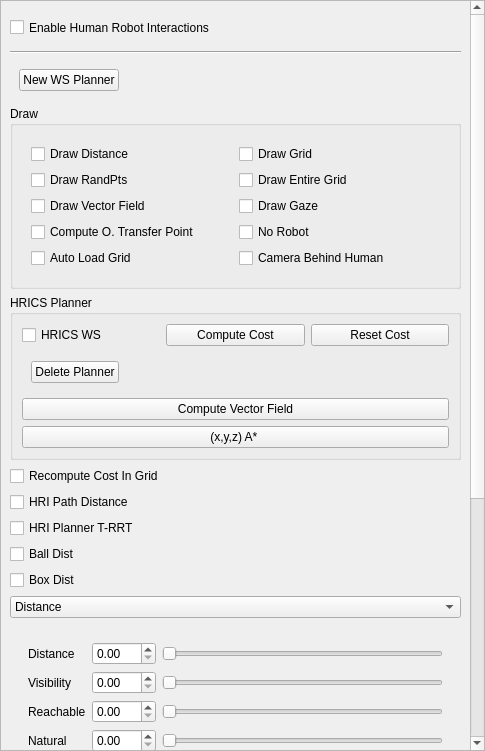
Qt form src/move3d-qt-gui-libs/src/qtMainInterface/sideWidgets/qtHrics.ui (jmainpri/move3d-studio) before a commit.
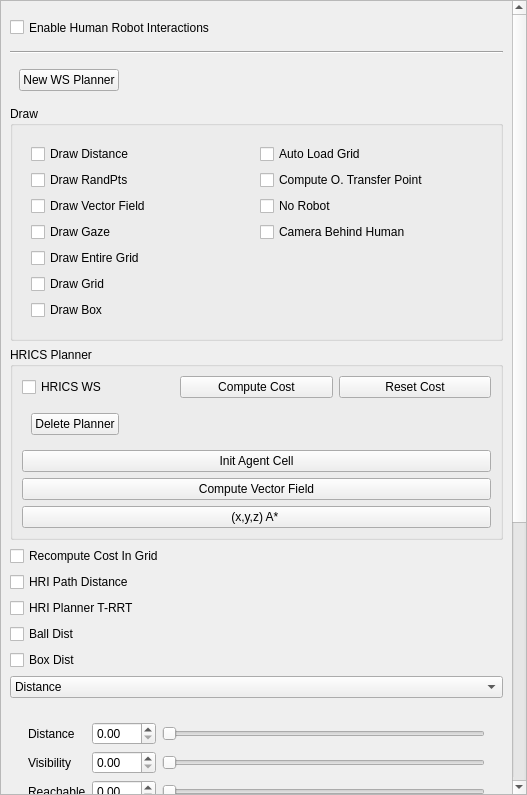
The same form after that commit.

The edit to the form file:
```diff
--- a/src/move3d-qt-gui-libs/src/qtMainInterface/sideWidgets/qtHrics.ui
+++ b/src/move3d-qt-gui-libs/src/qtMainInterface/sideWidgets/qtHrics.ui
@@ -6,8 +6,8 @@
    <rect>
     <x>0</x>
     <y>0</y>
-    <width>485</width>
-    <height>751</height>
+    <width>527</width>
+    <height>795</height>
    </rect>
   </property>
   <property name="windowTitle">
@@ -35,9 +35,9 @@
       <property name="geometry">
        <rect>
         <x>0</x>
-        <y>-490</y>
-        <width>468</width>
-        <height>1239</height>
+        <y>0</y>
+        <width>510</width>
+        <height>1321</height>
        </rect>
       </property>
       <layout class="QVBoxLayout" name="verticalLayout_24">
@@ -103,13 +103,6 @@
                </property>
               </widget>
              </item>
-             <item row="0" column="1">
-              <widget class="QCheckBox" name="checkBoxDrawGrid">
-               <property name="text">
-                <string>Draw Grid</string>
-               </property>
-              </widget>
-             </item>
              <item row="1" column="0">
               <widget class="QCheckBox" name="checkBoxDrawRandPoints">
                <property name="text">
@@ -125,44 +118,58 @@
               </widget>
              </item>
              <item row="3" column="0">
+              <widget class="QCheckBox" name="checkBoxDrawGaze">
+               <property name="text">
+                <string>Draw Gaze</string>
+               </property>
+              </widget>
+             </item>
+             <item row="4" column="0">
+              <widget class="QCheckBox" name="checkBoxEntireGrid">
+               <property name="text">
+                <string>Draw Entire Grid</string>
+               </property>
+              </widget>
+             </item>
+             <item row="5" column="0">
+              <widget class="QCheckBox" name="checkBoxDrawGrid">
+               <property name="text">
+                <string>Draw Grid</string>
+               </property>
+              </widget>
+             </item>
+             <item row="0" column="1">
+              <widget class="QCheckBox" name="checkBoxAutoLoadGrid">
+               <property name="text">
+                <string>Auto Load Grid</string>
+               </property>
+              </widget>
+             </item>
+             <item row="1" column="1">
               <widget class="QCheckBox" name="checkBoxComputeOTP">
                <property name="text">
                 <string>Compute O. Transfer Point</string>
                </property>
               </widget>
              </item>
-             <item row="3" column="1">
+             <item row="2" column="1">
               <widget class="QCheckBox" name="checkBoxHRINoRobot">
                <property name="text">
                 <string>No Robot</string>
                </property>
               </widget>
              </item>
-             <item row="4" column="0">
-              <widget class="QCheckBox" name="checkBoxAutoLoadGrid">
-               <property name="text">
-                <string>Auto Load Grid</string>
-               </property>
-              </widget>
-             </item>
-             <item row="4" column="1">
+             <item row="3" column="1">
               <widget class="QCheckBox" name="checkBoxCameraBehindHuman">
                <property name="text">
                 <string>Camera Behind Human</string>
                </property>
               </widget>
              </item>
-             <item row="2" column="1">
-              <widget class="QCheckBox" name="checkBoxDrawGaze">
+             <item row="6" column="0">
+              <widget class="QCheckBox" name="checkBoxDrawBox">
                <property name="text">
-                <string>Draw Gaze</string>
-               </property>
-              </widget>
-             </item>
-             <item row="1" column="1">
-              <widget class="QCheckBox" name="checkBoxEntireGrid">
-               <property name="text">
-                <string>Draw Entire Grid</string>
+                <string>Draw Box</string>
                </property>
               </widget>
              </item>
@@ -231,20 +238,27 @@
           </item>
           <item>
            <layout class="QGridLayout" name="gridLayout_2">
-            <item row="2" column="0">
+            <item row="3" column="0">
              <widget class="QPushButton" name="pushButtonAStarIn3DGrid">
               <property name="text">
                <string>(x,y,z) A* </string>
               </property>
              </widget>
             </item>
-            <item row="0" column="0">
+            <item row="1" column="0">
              <widget class="QPushButton" name="pushButtonVectorField">
               <property name="text">
                <string>Compute Vector Field</string>
               </property>
              </widget>
             </item>
+            <item row="0" column="0">
+             <widget class="QPushButton" name="pushButtonInitAgentGrids">
+              <property name="text">
+               <string>Init Agent Cell</string>
+              </property>
+             </widget>
+            </item>
            </layout>
           </item>
          </layout>
```
